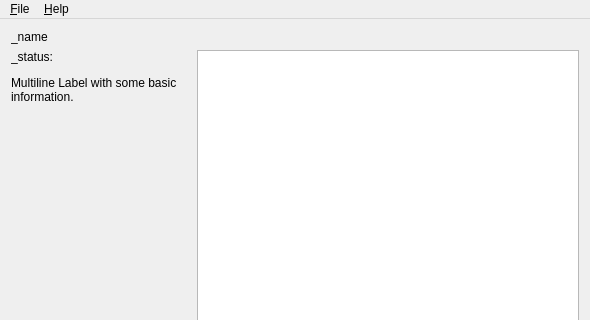
This is updater/trunk/loader/loaderwindow.ui in WooodHead/xtuple as Qt 5 draws it before an edit; both pictures show x 0 to 590 and y 0 to 320 of the 590 by 480 pixel window. The edited form follows.
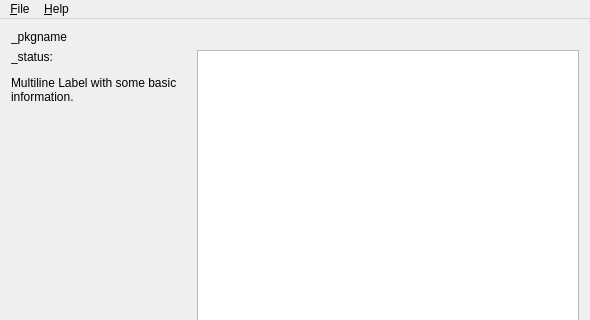
This is the edited form. Icons and pictures are not drawn.

The edit to the form file:
```diff
--- a/updater/trunk/loader/loaderwindow.ui
+++ b/updater/trunk/loader/loaderwindow.ui
@@ -17,7 +17,7 @@
     <item>
      <widget class="QLabel" name="_name" >
       <property name="text" >
-       <string>_name</string>
+       <string>_pkgname</string>
       </property>
       <property name="wordWrap" >
        <bool>false</bool>
```
Left out of the diff: 2 changed lines with no effect on the pictures.
